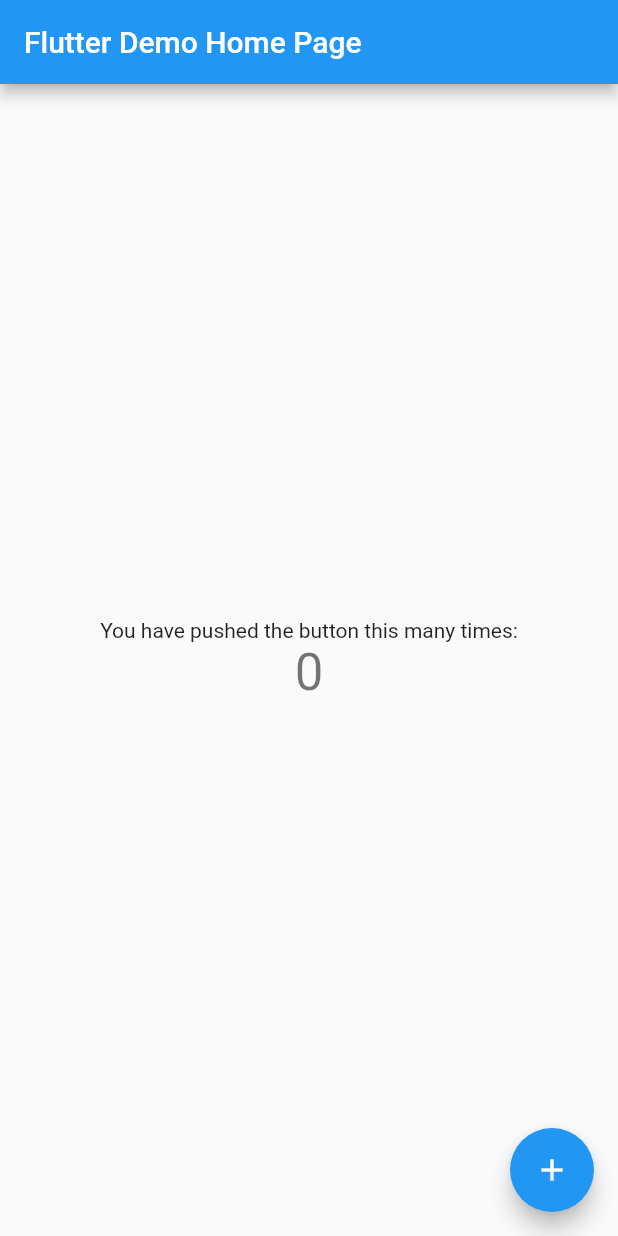
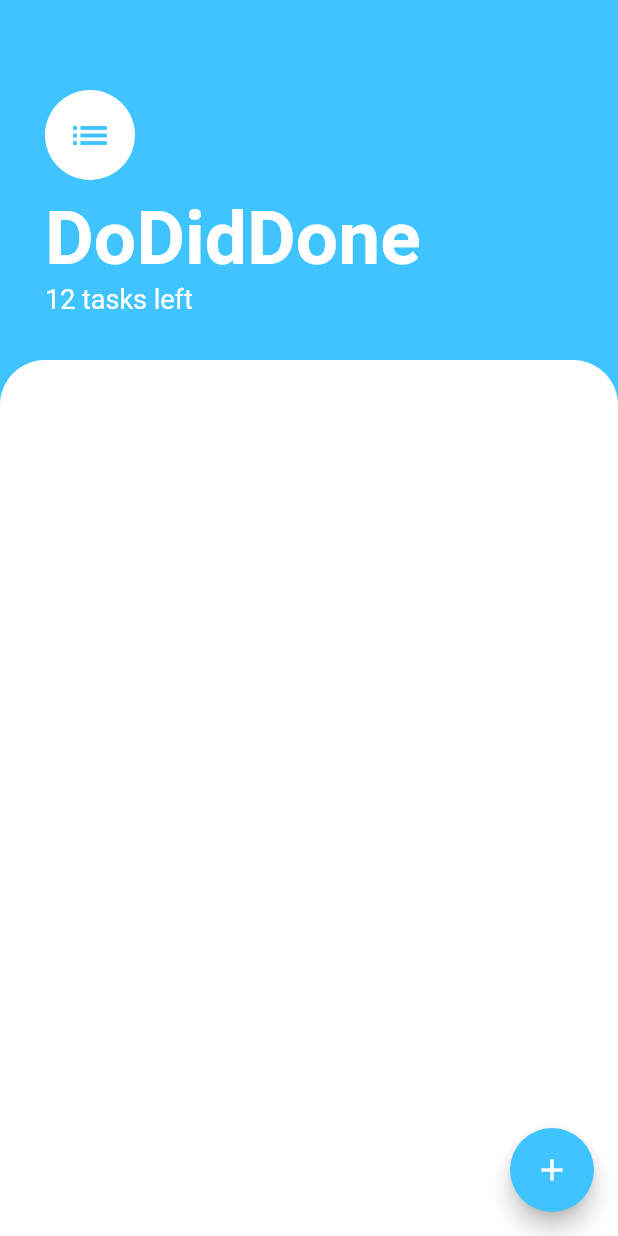
Before and after one commit to P-Jag/DoDidDone, a Flutter app: the screen it shows after launch, on a phone screen of 412 x 824 dp. Run offline on Flutter 3.47's test engine with Material 2 defaults, Android fonts, the phone set to English and light mode, and no system bars.

Commit message:
basic layout

```diff
--- a/lib/main.dart
+++ b/lib/main.dart
@@ -1,117 +1,13 @@
 import 'package:flutter/material.dart';
+import 'screens/task_screen.dart';
 
-void main() {
-  runApp(MyApp());
-}
+void main() => runApp(MyApp());
 
 class MyApp extends StatelessWidget {
-  // This widget is the root of your application.
   @override
   Widget build(BuildContext context) {
     return MaterialApp(
-      title: 'Flutter Demo',
-      theme: ThemeData(
-        // This is the theme of your application.
-        //
-        // Try running your application with "flutter run". You'll see the
-        // application has a blue toolbar. Then, without quitting the app, try
-        // changing the primarySwatch below to Colors.green and then invoke
-        // "hot reload" (press "r" in the console where you ran "flutter run",
-        // or simply save your changes to "hot reload" in a Flutter IDE).
-        // Notice that the counter didn't reset back to zero; the application
-        // is not restarted.
-        primarySwatch: Colors.blue,
-        // This makes the visual density adapt to the platform that you run
-        // the app on. For desktop platforms, the controls will be smaller and
-        // closer together (more dense) than on mobile platforms.
-        visualDensity: VisualDensity.adaptivePlatformDensity,
-      ),
-      home: MyHomePage(title: 'Flutter Demo Home Page'),
+      home: TaskScreen(),
     );
   }
 }
-
-class MyHomePage extends StatefulWidget {
-  MyHomePage({Key key, this.title}) : super(key: key);
-
-  // This widget is the home page of your application. It is stateful, meaning
-  // that it has a State object (defined below) that contains fields that affect
-  // how it looks.
-
-  // This class is the configuration for the state. It holds the values (in this
-  // case the title) provided by the parent (in this case the App widget) and
-  // used by the build method of the State. Fields in a Widget subclass are
-  // always marked "final".
-
-  final String title;
-
-  @override
-  _MyHomePageState createState() => _MyHomePageState();
-}
-
-class _MyHomePageState extends State<MyHomePage> {
-  int _counter = 0;
-
-  void _incrementCounter() {
-    setState(() {
-      // This call to setState tells the Flutter framework that something has
-      // changed in this State, which causes it to rerun the build method below
-      // so that the display can reflect the updated values. If we changed
-      // _counter without calling setState(), then the build method would not be
-      // called again, and so nothing would appear to happen.
-      _counter++;
-    });
-  }
-
-  @override
-  Widget build(BuildContext context) {
-    // This method is rerun every time setState is called, for instance as done
-    // by the _incrementCounter method above.
-    //
-    // The Flutter framework has been optimized to make rerunning build methods
-    // fast, so that you can just rebuild anything that needs updating rather
-    // than having to individually change instances of widgets.
-    return Scaffold(
-      appBar: AppBar(
-        // Here we take the value from the MyHomePage object that was created by
-        // the App.build method, and use it to set our appbar title.
-        title: Text(widget.title),
-      ),
-      body: Center(
-        // Center is a layout widget. It takes a single child and positions it
-        // in the middle of the parent.
-        child: Column(
-          // Column is also a layout widget. It takes a list of children and
-          // arranges them vertically. By default, it sizes itself to fit its
-          // children horizontally, and tries to be as tall as its parent.
-          //
-          // Invoke "debug painting" (press "p" in the console, choose the
-          // "Toggle Debug Paint" action from the Flutter Inspector in Android
-          // Studio, or the "Toggle Debug Paint" command in Visual Studio Code)
-          // to see the wireframe for each widget.
-          //
-          // Column has various properties to control how it sizes itself and
-          // how it positions its children. Here we use mainAxisAlignment to
-          // center the children vertically; the main axis here is the vertical
-          // axis because Columns are vertical (the cross axis would be
-          // horizontal).
-          mainAxisAlignment: MainAxisAlignment.center,
-          children: <Widget>[
-            Text(
-              'You have pushed the button this many times:',
-            ),
-            Text(
-              '$_counter',
-              style: Theme.of(context).textTheme.headline4,
-            ),
-          ],
-        ),
-      ),
-      floatingActionButton: FloatingActionButton(
-        onPressed: _incrementCounter,
-        tooltip: 'Increment',
-        child: Icon(Icons.add),
-      ), // This trailing comma makes auto-formatting nicer for build methods.
-    );
-  }
-}
--- /dev/null
+++ b/lib/screens/task_screen.dart
@@ -0,0 +1,78 @@
+import 'package:flutter/material.dart';
+
+class TaskScreen extends StatefulWidget {
+  @override
+  _TaskScreenState createState() => _TaskScreenState();
+}
+
+class _TaskScreenState extends State<TaskScreen> {
+  @override
+  Widget build(BuildContext context) {
+    return Scaffold(
+      backgroundColor: Colors.lightBlueAccent,
+      floatingActionButton: FloatingActionButton(
+        backgroundColor: Colors.lightBlueAccent,
+        child: Icon(
+          Icons.add,
+        ),
+      ),
+      body: Column(
+        crossAxisAlignment: CrossAxisAlignment.start,
+        children: <Widget>[
+          Container(
+            padding: EdgeInsets.only(
+              top: 60.0,
+              bottom: 30.0,
+              left: 30.0,
+              right: 30.0,
+            ),
+            child: Column(
+              crossAxisAlignment: CrossAxisAlignment.start,
+              children: <Widget>[
+                CircleAvatar(
+                  backgroundColor: Colors.white,
+                  radius: 30.0,
+                  child: Icon(
+                    Icons.list,
+                    size: 30.0,
+                    color: Colors.lightBlueAccent,
+                  ),
+                ),
+                SizedBox(
+                  height: 10.0,
+                ),
+                Text(
+                  'DoDidDone',
+                  style: TextStyle(
+                    color: Colors.white,
+                    fontSize: 50.0,
+                    fontWeight: FontWeight.w700,
+                  ),
+                ),
+                Text(
+                  '12 tasks left',
+                  style: TextStyle(
+                    color: Colors.white,
+                    fontSize: 18.0,
+                  ),
+                ),
+              ],
+            ),
+          ),
+          Expanded(
+            child: Container(
+              height: 300.0,
+              decoration: BoxDecoration(
+                color: Colors.white,
+                borderRadius: BorderRadius.only(
+                  topLeft: Radius.circular(30.0),
+                  topRight: Radius.circular(30.0),
+                ),
+              ),
+            ),
+          ),
+        ],
+      ),
+    );
+  }
+}
```
